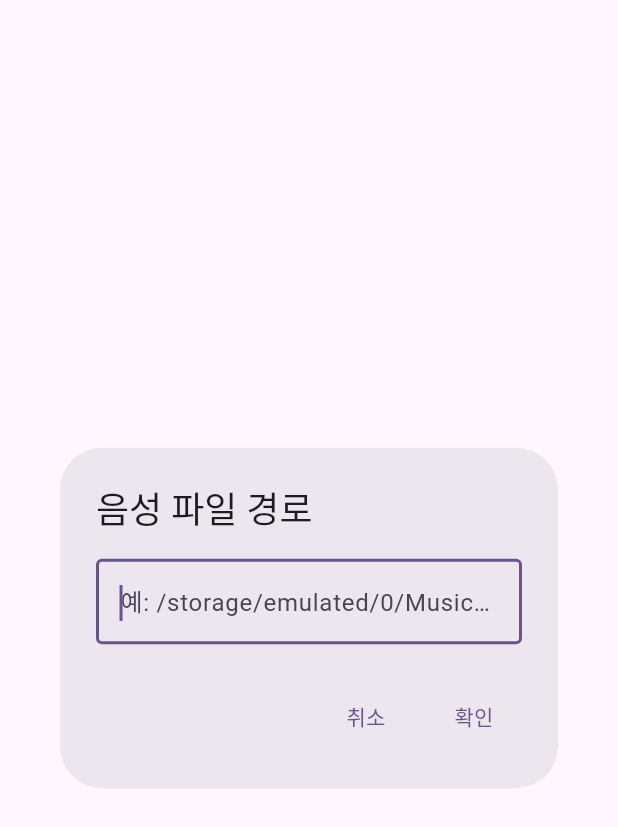
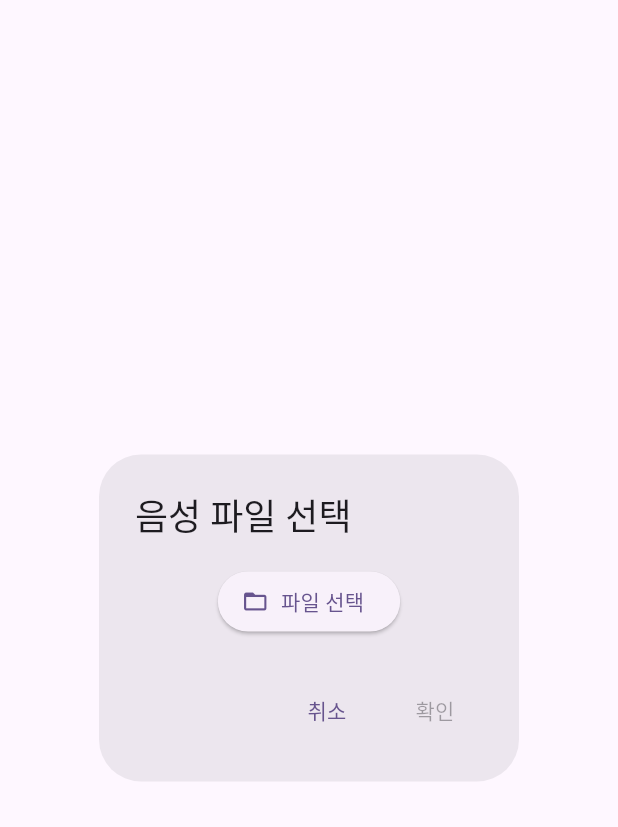
Before and after one commit to jaehyun-2014/bus-stop-bell, a Flutter app: the _SoundPathInputDialog widget shown alone on an empty page, opened directly, on a phone screen of 412 x 824 dp. Shown: the top 827 px of the screen. Run offline on Flutter 3.47's test engine with Material 3 defaults, Android fonts, the phone set to English and light mode, and no system bars; our stand-ins replace file_picker, image_picker, just_audio, shared_preferences; accounts and stored records are empty.

Commit message:
Add audio file picker - select files from device instead of manual path input

```diff
--- a/lib/main.dart
+++ b/lib/main.dart
@@ -1,5 +1,6 @@
 import 'package:flutter/material.dart';
 import 'package:image_picker/image_picker.dart';
+import 'package:file_picker/file_picker.dart';
 import 'package:just_audio/just_audio.dart';
 import 'package:shared_preferences/shared_preferences.dart';
 import 'dart:convert';
@@ -440,31 +441,61 @@ class _SoundPathInputDialog extends StatefulWidget {
 }
 
 class _SoundPathInputDialogState extends State<_SoundPathInputDialog> {
-  late TextEditingController controller;
+  String? selectedPath;
 
-  @override
-  void initState() {
-    super.initState();
-    controller = TextEditingController();
-  }
+  Future<void> _pickAudioFile() async {
+    try {
+      final result = await FilePicker.platform.pickFiles(
+        type: FileType.audio,
+        allowMultiple: false,
+      );
 
-  @override
-  void dispose() {
-    controller.dispose();
-    super.dispose();
+      if (result != null && result.files.isNotEmpty) {
+        setState(() {
+          selectedPath = result.files.first.path;
+        });
+      }
+    } catch (e) {
+      if (mounted) {
+        ScaffoldMessenger.of(context).showSnackBar(
+          SnackBar(content: Text('파일 선택 오류: $e')),
+        );
+      }
+    }
   }
 
   @override
   Widget build(BuildContext context) {
     return AlertDialog(
-      title: const Text('음성 파일 경로'),
-      content: TextField(
-        controller: controller,
-        decoration: const InputDecoration(
-          hintText: '예: /storage/emulated/0/Music/sound.mp3',
-          border: OutlineInputBorder(),
-        ),
-        autofocus: true,
+      title: const Text('음성 파일 선택'),
+      content: Column(
+        mainAxisSize: MainAxisSize.min,
+        children: [
+          ElevatedButton.icon(
+            onPressed: _pickAudioFile,
+            icon: const Icon(Icons.folder_open),
+            label: const Text('파일 선택'),
+          ),
+          if (selectedPath != null)
+            Padding(
+              padding: const EdgeInsets.only(top: 16),
+              child: Column(
+                crossAxisAlignment: CrossAxisAlignment.start,
+                children: [
+                  const Text('선택된 파일:', style: TextStyle(fontWeight: FontWeight.bold)),
+                  Padding(
+                    padding: const EdgeInsets.only(top: 8),
+                    child: Text(
+                      selectedPath!.split('/').last,
+                      style: const TextStyle(fontSize: 12),
+                      maxLines: 2,
+                      overflow: TextOverflow.ellipsis,
+                    ),
+                  ),
+                ],
+              ),
+            ),
+        ],
       ),
       actions: [
         TextButton(
@@ -472,7 +503,7 @@ class _SoundPathInputDialogState extends State<_SoundPathInputDialog> {
           child: const Text('취소'),
         ),
         TextButton(
-          onPressed: () => Navigator.pop(context, controller.text),
+          onPressed: selectedPath != null ? () => Navigator.pop(context, selectedPath) : null,
           child: const Text('확인'),
         ),
       ],
--- a/pubspec.yaml
+++ b/pubspec.yaml
@@ -34,6 +34,7 @@ dependencies:
   image_picker: ^1.0.0
   just_audio: ^0.9.0
   shared_preferences: ^2.2.0
+  file_picker: ^5.3.0
 
 dev_dependencies:
   flutter_test:
```
